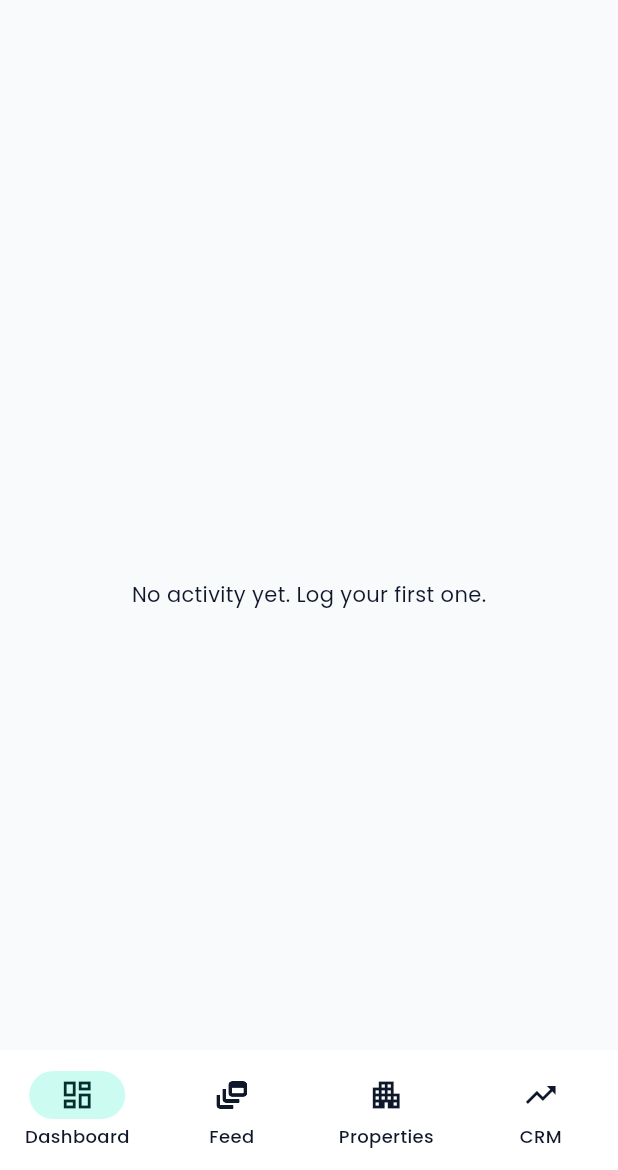
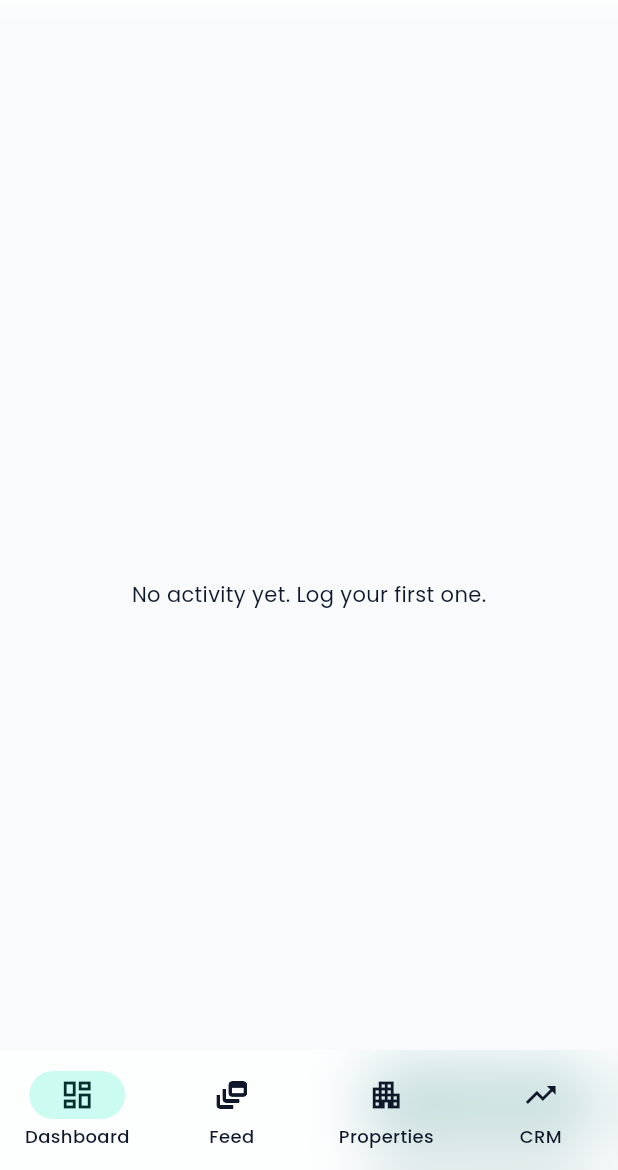
Before and after one commit to munib1008/nuzl-app, a Flutter app: the ActivitiesScreen screen opened by its route, on a phone screen of 412 x 824 dp, the part 66-1236 px from its top. Run offline on Flutter 3.47's test engine with Material 3 defaults, Android fonts, the phone set to English and light mode, and no system bars; our stand-ins replace dio, flutter_riverpod, flutter_secure_storage, flutter_svg, go_router, google_fonts and 2 more; accounts and stored records are empty; network calls fail.

Commit message:
Update app_shell.dart

```diff
--- a/lib/features/shell/app_shell.dart
+++ b/lib/features/shell/app_shell.dart
@@ -1,3 +1,4 @@
+import 'dart:ui';
 import 'package:flutter/material.dart';
 import 'package:flutter_riverpod/flutter_riverpod.dart';
 import 'package:go_router/go_router.dart';
@@ -35,6 +36,16 @@ class NuzlAppBar extends ConsumerWidget implements PreferredSizeWidget {
     final user = ref.watch(authControllerProvider).user;
     return AppBar(
       titleSpacing: 0,
+      // Frosted glass: translucent surface + backdrop blur over scrolled content.
+      backgroundColor: Theme.of(context).colorScheme.surface.withValues(alpha: 0.72),
+      elevation: 0,
+      scrolledUnderElevation: 0,
+      flexibleSpace: ClipRect(
+        child: BackdropFilter(
+          filter: ImageFilter.blur(sigmaX: 20, sigmaY: 20),
+          child: const SizedBox.expand(),
+        ),
+      ),
       leading: Builder(
         builder: (ctx) => IconButton(
           icon: const Icon(Icons.menu),
@@ -137,12 +148,20 @@ class NuzlBottomNav extends ConsumerWidget {
     var index = items.indexWhere((it) =>
         it.route == '/dashboard' ? location == '/dashboard' : location.startsWith(it.route));
     if (index < 0) index = 0;
-    return NavigationBar(
-      selectedIndex: index,
-      onDestinationSelected: (i) => context.go(items[i].route),
-      destinations: items
-          .map((it) => NavigationDestination(icon: Icon(it.icon), label: it.label))
-          .toList(),
+    // Frosted glass nav bar (translucent surface + backdrop blur).
+    return ClipRect(
+      child: BackdropFilter(
+        filter: ImageFilter.blur(sigmaX: 20, sigmaY: 20),
+        child: NavigationBar(
+          backgroundColor: Theme.of(context).colorScheme.surface.withValues(alpha: 0.75),
+          surfaceTintColor: Colors.transparent,
+          selectedIndex: index,
+          onDestinationSelected: (i) => context.go(items[i].route),
+          destinations: items
+              .map((it) => NavigationDestination(icon: Icon(it.icon), label: it.label))
+              .toList(),
+        ),
+      ),
     );
   }
 }
```
